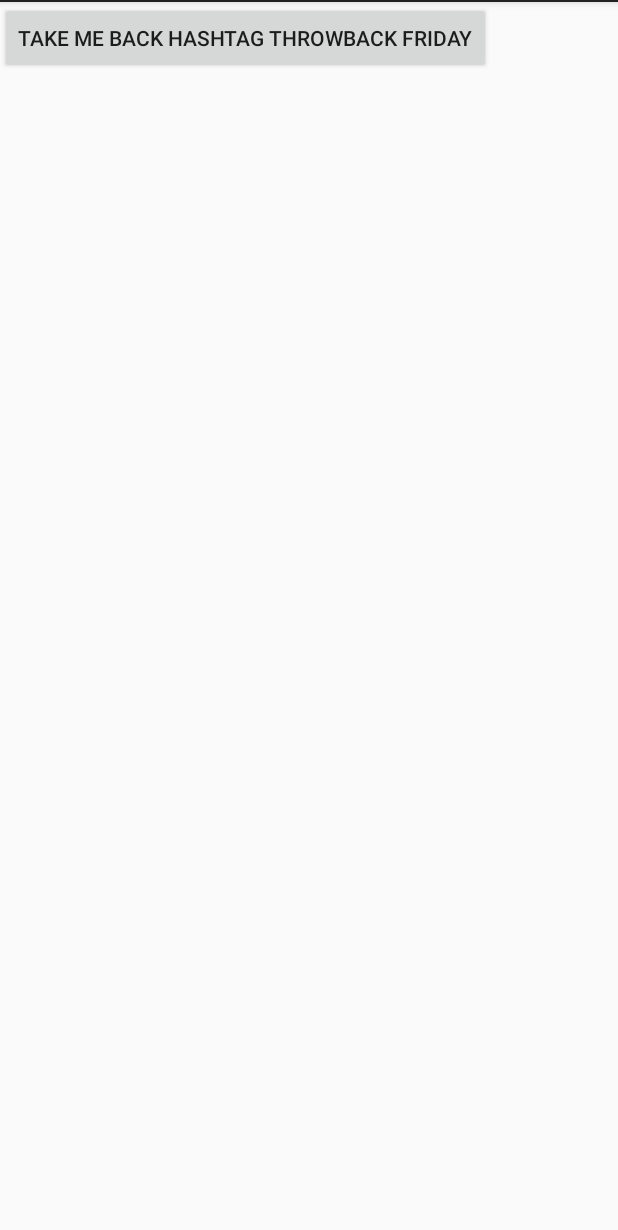
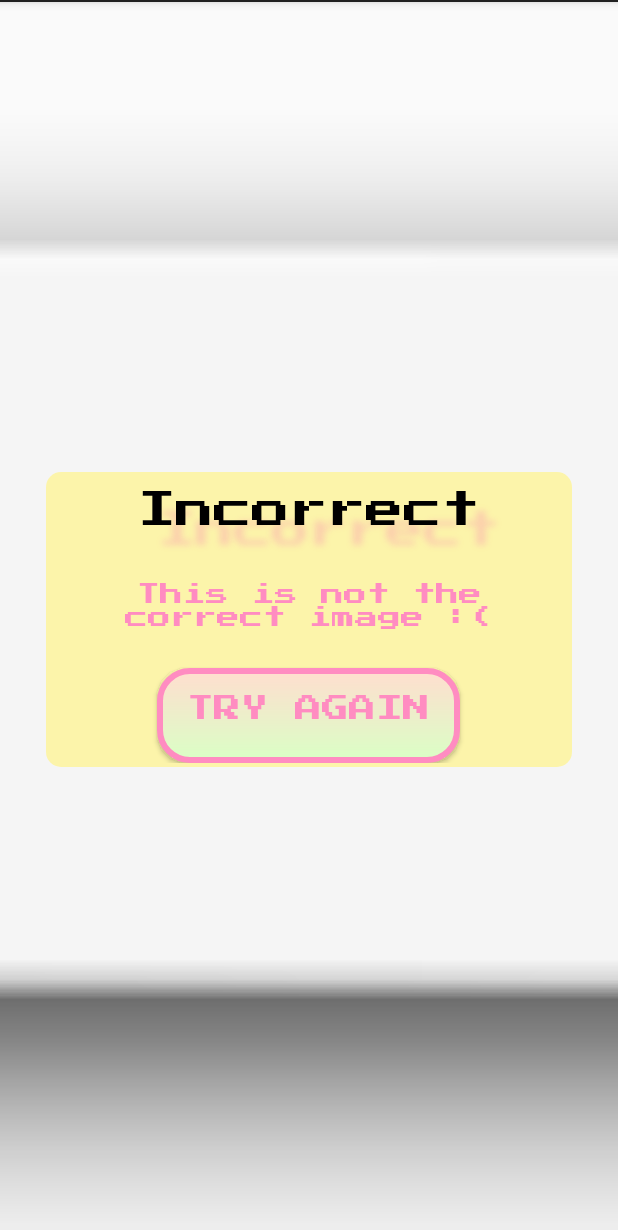
Before and after one commit to shobe98/llampaca, an Android app: the FailureActivity screen opened directly, with no data from a screen before it, on a phone screen of 412 x 824 dp. Shown: the top 1230 px of the screen. Run offline under Robolectric (Android 15) with nearby library versions, the phone set to English and light mode, and no system bars.

Commit message:
failure activity

```diff
--- a/app/src/main/java/com/ait/alpaca/SuccessActivity.kt
+++ b/app/src/main/java/com/ait/alpaca/SuccessActivity.kt
@@ -44,8 +44,8 @@ class SuccessActivity : AppCompatActivity() {
         btnPresent.setOnClickListener {
 
             val intent = Intent(this@SuccessActivity, AlpacaPopup::class.java)
-            intent.putExtra("name", "TEST")
-            intent.putExtra("desc", "TEST")
+            intent.putExtra("name", alpacaMap.getValue(numSolved).second)
+            intent.putExtra("desc", alpacaMap.getValue(numSolved).third)
             intent.putExtra("image", alpacaMap.getValue(numSolved).first)
 
             //intent.putExtra("name", alpacaMap.getValue(numSolved).second)
--- a/app/src/main/res/layout/activity_failure.xml
+++ b/app/src/main/res/layout/activity_failure.xml
@@ -1,14 +1,87 @@
 <?xml version="1.0" encoding="utf-8"?>
-<LinearLayout xmlns:android="http://schemas.android.com/apk/res/android"
+<androidx.constraintlayout.widget.ConstraintLayout xmlns:android="http://schemas.android.com/apk/res/android"
     xmlns:app="http://schemas.android.com/apk/res-auto"
     xmlns:tools="http://schemas.android.com/tools"
     android:layout_width="match_parent"
     android:layout_height="match_parent"
-    tools:context=".FailureActivity">
+    tools:context=".AlpacaPopup">
 
-    <Button
-        android:layout_width="wrap_content"
+
+
+
+
+    <ImageView
+        android:id="@+id/ivCloudsSuccess"
+        android:layout_width="match_parent"
+        android:layout_height="match_parent"
+        android:scaleType="centerCrop"
+        app:srcCompat="@android:drawable/dialog_holo_light_frame" />
+
+    <LinearLayout
+        android:layout_width="match_parent"
         android:layout_height="wrap_content"
-        android:id="@+id/btnBack"
-        android:text="Take me Back hashtag throwback friday"/>
-</LinearLayout>
+        android:layout_margin="15dp"
+        android:layout_marginBottom="15dp"
+        android:padding="15dp"
+        app:layout_constraintBottom_toBottomOf="parent"
+        app:layout_constraintEnd_toEndOf="parent"
+        app:layout_constraintStart_toStartOf="@+id/ivCloudsPopup"
+        app:layout_constraintTop_toTopOf="@+id/ivCloudsSuccess">
+
+        <LinearLayout
+            android:layout_width="match_parent"
+            android:layout_height="wrap_content"
+            android:background="@drawable/yellow_background_transp"
+            android:orientation="vertical">
+
+            <TextView
+                android:layout_width="match_parent"
+                android:layout_height="wrap_content"
+                android:layout_gravity="center"
+                android:fontFamily="@font/press_start_2p"
+                android:gravity="center"
+                android:paddingTop="5dp"
+                android:paddingBottom="10dp"
+                android:shadowColor="#46FD73B4"
+                android:shadowDx="20"
+                android:shadowDy="20"
+                android:shadowRadius="5"
+                android:text="Incorrect"
+                android:textColor="#000000"
+                android:textSize="25sp" />
+
+            <TextView
+                android:layout_width="match_parent"
+                android:layout_height="wrap_content"
+                android:layout_gravity="center"
+                android:fontFamily="@font/press_start_2p"
+                android:gravity="center"
+                android:paddingTop="5dp"
+                android:paddingBottom="10dp"
+                android:shadowRadius="5"
+                android:text="This is not the correct image :("
+                android:textColor="@color/colorPrimaryDark"
+                android:textSize="15sp"
+                android:layout_margin="10dp"/>
+
+
+            <Button
+                android:id="@+id/btnBack"
+                android:layout_width="wrap_content"
+                android:layout_height="wrap_content"
+                android:background="@drawable/green_background"
+                android:layout_gravity="center"
+                android:textColor="@color/colorPrimaryDark"
+                android:fontFamily="@font/press_start_2p"
+                android:gravity="center"
+                android:textSize="18sp"
+                android:paddingTop="18dp"
+                android:text="Try again" />
+
+
+        </LinearLayout>
+    </LinearLayout>
+
+
+
+</androidx.constraintlayout.widget.ConstraintLayout>
```
